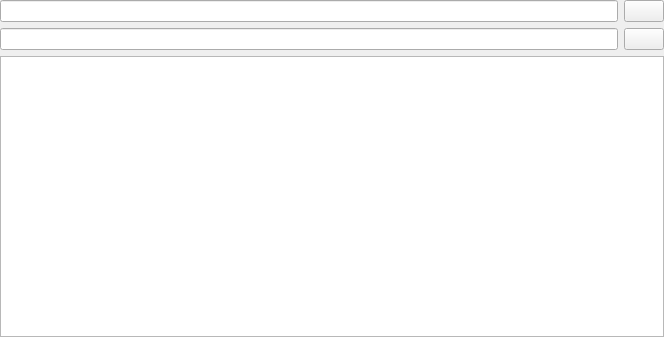
The window that Guarana/navigationtab.ui (diegofps/guarana) describes before a commit, drawn with Qt 5.
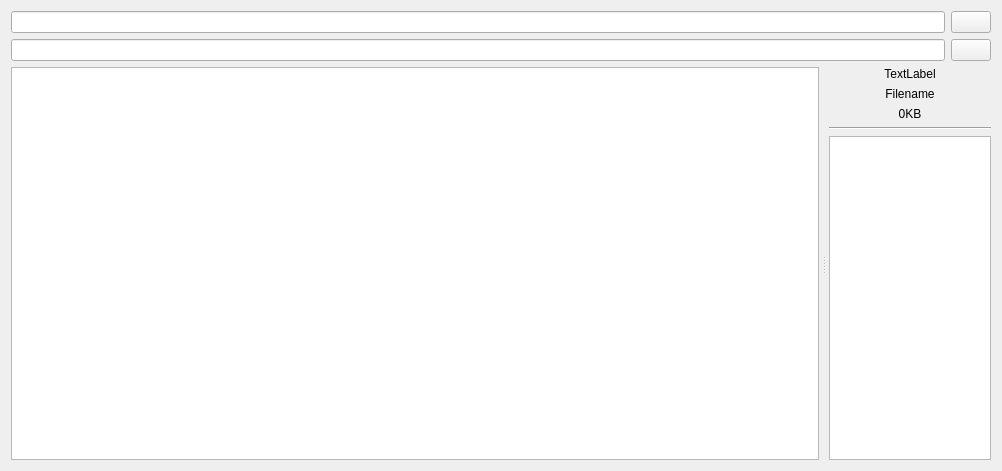
The same window after the commit. Icons and pictures are not drawn.

```diff
--- a/Guarana/navigationtab.ui
+++ b/Guarana/navigationtab.ui
@@ -6,26 +6,32 @@
    <rect>
     <x>0</x>
     <y>0</y>
-    <width>664</width>
-    <height>337</height>
+    <width>1002</width>
+    <height>471</height>
    </rect>
   </property>
+  <property name="sizePolicy">
+   <sizepolicy hsizetype="Preferred" vsizetype="Preferred">
+    <horstretch>0</horstretch>
+    <verstretch>0</verstretch>
+   </sizepolicy>
+  </property>
+  <property name="minimumSize">
+   <size>
+    <width>0</width>
+    <height>0</height>
+   </size>
+  </property>
+  <property name="baseSize">
+   <size>
+    <width>0</width>
+    <height>0</height>
+   </size>
+  </property>
   <property name="windowTitle">
    <string>Form</string>
   </property>
-  <layout class="QVBoxLayout" name="verticalLayout">
-   <property name="leftMargin">
-    <number>0</number>
-   </property>
-   <property name="topMargin">
-    <number>0</number>
-   </property>
-   <property name="rightMargin">
-    <number>0</number>
-   </property>
-   <property name="bottomMargin">
-    <number>0</number>
-   </property>
+  <layout class="QVBoxLayout" name="verticalLayout_2">
    <item>
     <layout class="QHBoxLayout" name="horizontalLayout">
      <item>
@@ -65,10 +71,116 @@
     </layout>
    </item>
    <item>
-    <widget class="QTableView" name="resultTable">
-     <property name="styleSheet">
-      <string notr="true"/>
+    <widget class="QSplitter" name="splitter">
+     <property name="sizePolicy">
+      <sizepolicy hsizetype="Expanding" vsizetype="Expanding">
+       <horstretch>0</horstretch>
+       <verstretch>0</verstretch>
+      </sizepolicy>
      </property>
+     <property name="orientation">
+      <enum>Qt::Horizontal</enum>
+     </property>
+     <property name="handleWidth">
+      <number>10</number>
+     </property>
+     <widget class="QTableView" name="resultTable">
+      <property name="sizePolicy">
+       <sizepolicy hsizetype="Expanding" vsizetype="Expanding">
+        <horstretch>5</horstretch>
+        <verstretch>0</verstretch>
+       </sizepolicy>
+      </property>
+      <property name="styleSheet">
+       <string notr="true"/>
+      </property>
+      <attribute name="horizontalHeaderStretchLastSection">
+       <bool>false</bool>
+      </attribute>
+      <attribute name="verticalHeaderStretchLastSection">
+       <bool>false</bool>
+      </attribute>
+     </widget>
+     <widget class="QFrame" name="frame">
+      <property name="sizePolicy">
+       <sizepolicy hsizetype="Preferred" vsizetype="Preferred">
+        <horstretch>1</horstretch>
+        <verstretch>0</verstretch>
+       </sizepolicy>
+      </property>
+      <property name="baseSize">
+       <size>
+        <width>0</width>
+        <height>0</height>
+       </size>
+      </property>
+      <property name="frameShape">
+       <enum>QFrame::NoFrame</enum>
+      </property>
+      <property name="frameShadow">
+       <enum>QFrame::Plain</enum>
+      </property>
+      <property name="lineWidth">
+       <number>0</number>
+      </property>
+      <layout class="QVBoxLayout" name="verticalLayout" stretch="0,0,0,0,0">
+       <property name="spacing">
+        <number>6</number>
+       </property>
+       <property name="leftMargin">
+        <number>0</number>
+       </property>
+       <property name="topMargin">
+        <number>0</number>
+       </property>
+       <property name="rightMargin">
+        <number>0</number>
+       </property>
+       <property name="bottomMargin">
+        <number>0</number>
+       </property>
+       <item>
+        <widget class="QLabel" name="iconPreview">
+         <property name="text">
+          <string>TextLabel</string>
+         </property>
+         <property name="alignment">
+          <set>Qt::AlignCenter</set>
+         </property>
+        </widget>
+       </item>
+       <item>
+        <widget class="QLabel" name="namePreview">
+         <property name="text">
+          <string>Filename</string>
+         </property>
+         <property name="alignment">
+          <set>Qt::AlignCenter</set>
+         </property>
+        </widget>
+       </item>
+       <item>
+        <widget class="QLabel" name="sizePreview">
+         <property name="text">
+          <string>0KB</string>
+         </property>
+         <property name="alignment">
+          <set>Qt::AlignCenter</set>
+         </property>
+        </widget>
+       </item>
+       <item>
+        <widget class="Line" name="line">
+         <property name="orientation">
+          <enum>Qt::Horizontal</enum>
+         </property>
+        </widget>
+       </item>
+       <item>
+        <widget class="QListView" name="listView"/>
+       </item>
+      </layout>
+     </widget>
     </widget>
    </item>
   </layout>
```
